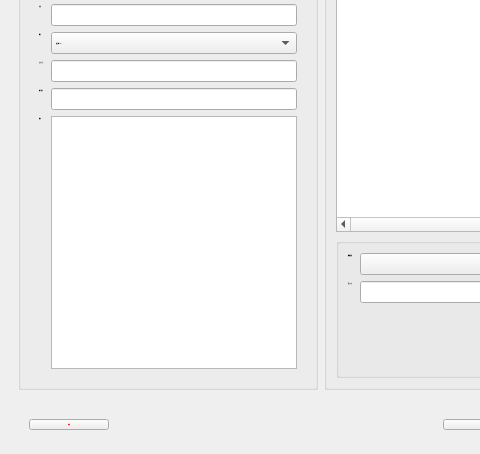
roger0816/Adb, file src/AdbClient/StageCustomerService/DialogCustomerEdit.ui: the form before one commit; both pictures show x 0 to 480 and y 154 to 608 of the 942 by 608 pixel window.
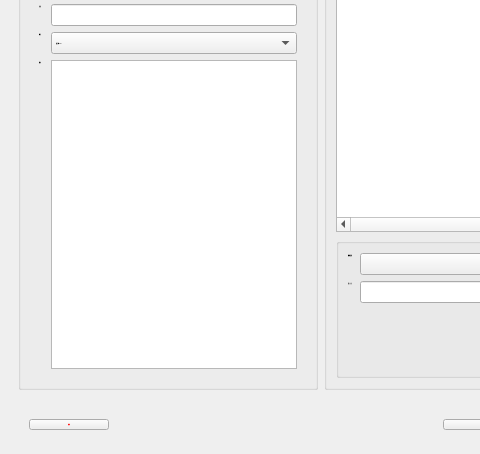
The form after the commit.

Diff of the .ui file:
```diff
--- a/src/AdbClient/StageCustomerService/DialogCustomerEdit.ui
+++ b/src/AdbClient/StageCustomerService/DialogCustomerEdit.ui
@@ -188,33 +188,13 @@
                 </widget>
                </item>
                <item row="4" column="0">
-                <widget class="QLabel" name="label_6">
-                 <property name="text">
-                  <string>支付方式:</string>
-                 </property>
-                </widget>
-               </item>
-               <item row="4" column="1">
-                <widget class="QLineEdit" name="txPayType"/>
-               </item>
-               <item row="5" column="0">
-                <widget class="QLabel" name="label_7">
-                 <property name="text">
-                  <string>帳戶資訊:</string>
-                 </property>
-                </widget>
-               </item>
-               <item row="5" column="1">
-                <widget class="QLineEdit" name="txPayInfo"/>
-               </item>
-               <item row="6" column="0">
                 <widget class="QLabel" name="label_8">
                  <property name="text">
                   <string>備註:</string>
                  </property>
                 </widget>
                </item>
-               <item row="6" column="1">
+               <item row="4" column="1">
                 <widget class="QTextEdit" name="txNote1"/>
                </item>
                <item row="1" column="1">
```
Left out of the diff: 28 changed lines with no effect on the pictures.
